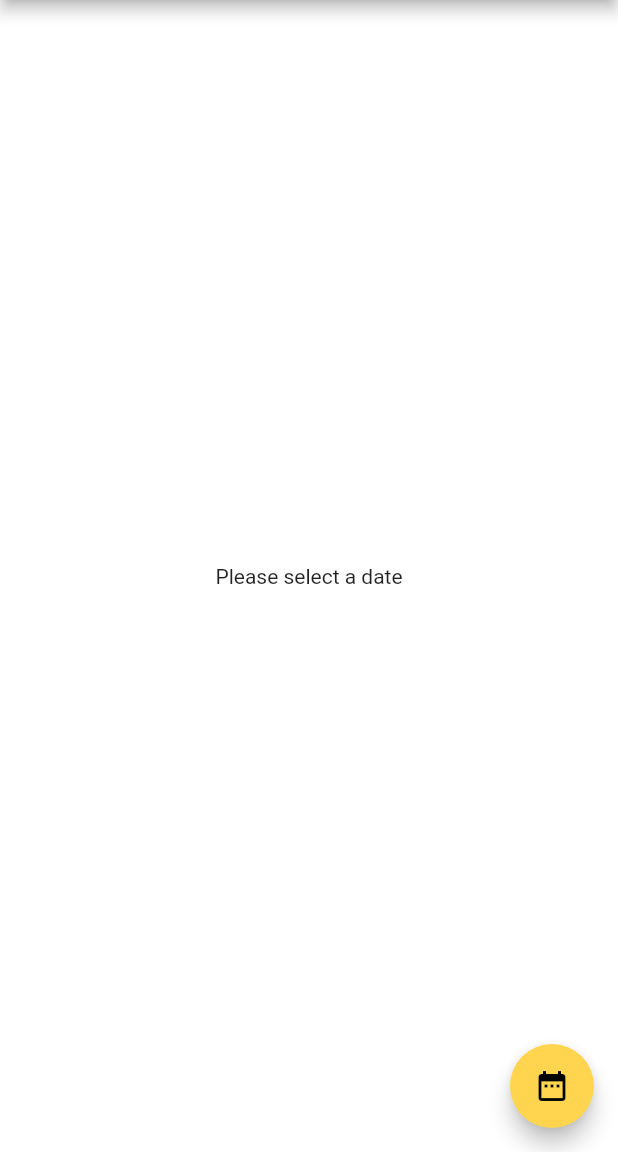
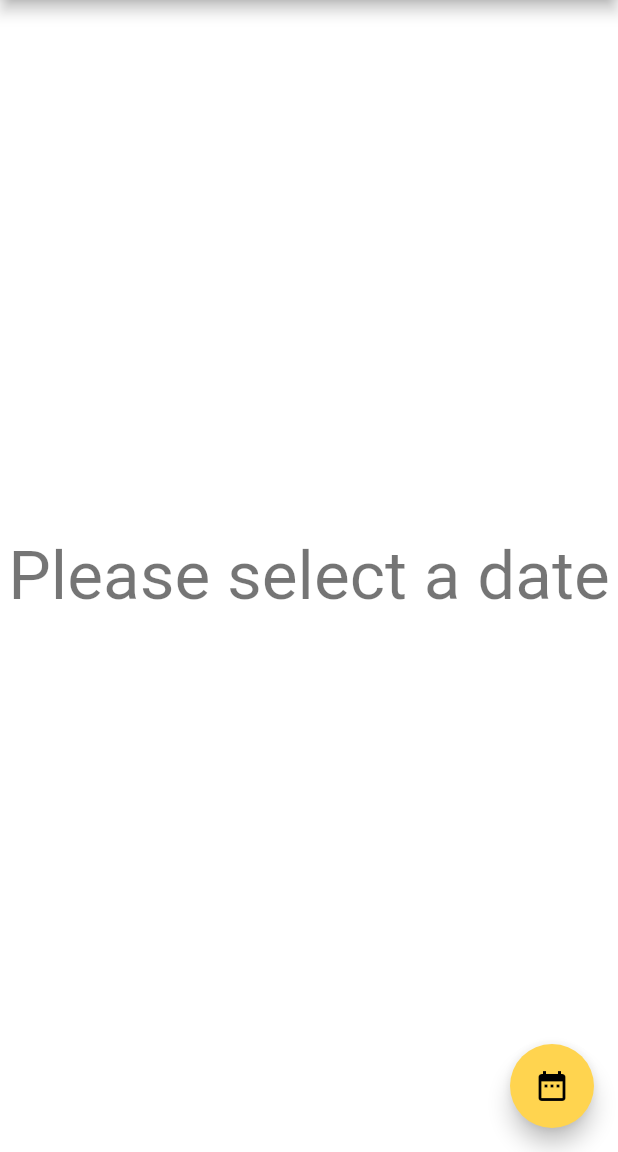
Before and after one commit to gorgtopalski/flutter_time_until, a Flutter app: the screen it shows after launch, on a phone screen of 412 x 824 dp, the part 84-1236 px from its top. Run offline on Flutter 3.47's test engine with Material 2 defaults, Android fonts, the phone set to English and light mode, and no system bars.

Commit message:
change styling of initial message

```diff
--- a/lib/main.dart
+++ b/lib/main.dart
@@ -143,7 +143,10 @@ class _MyHomePageState extends State<MyHomePage> {
       body: Center(
           child: _isSelected
               ? PageBuilder(TimeCalculator(_now, _selected, _precision))
-              : Text('Please select a date')),
+              : Text(
+                  'Please select a date',
+                  style: Theme.of(context).textTheme.headline3,
+                )),
       floatingActionButton: FloatingActionButton(
         onPressed: _showDatePicker,
         tooltip: 'Select a date',
```
